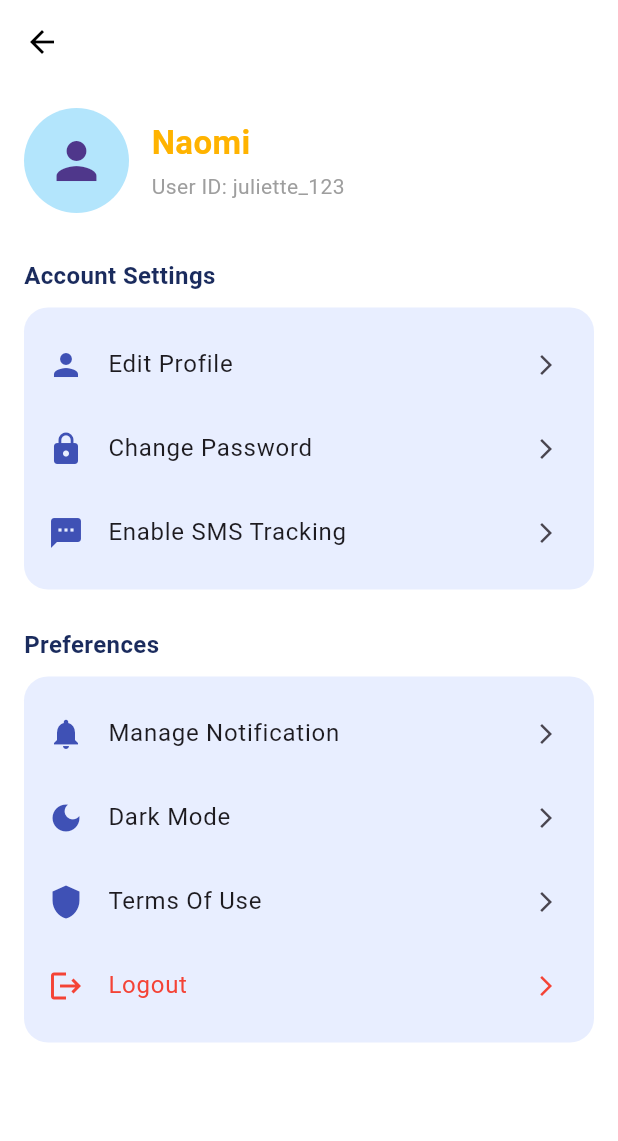
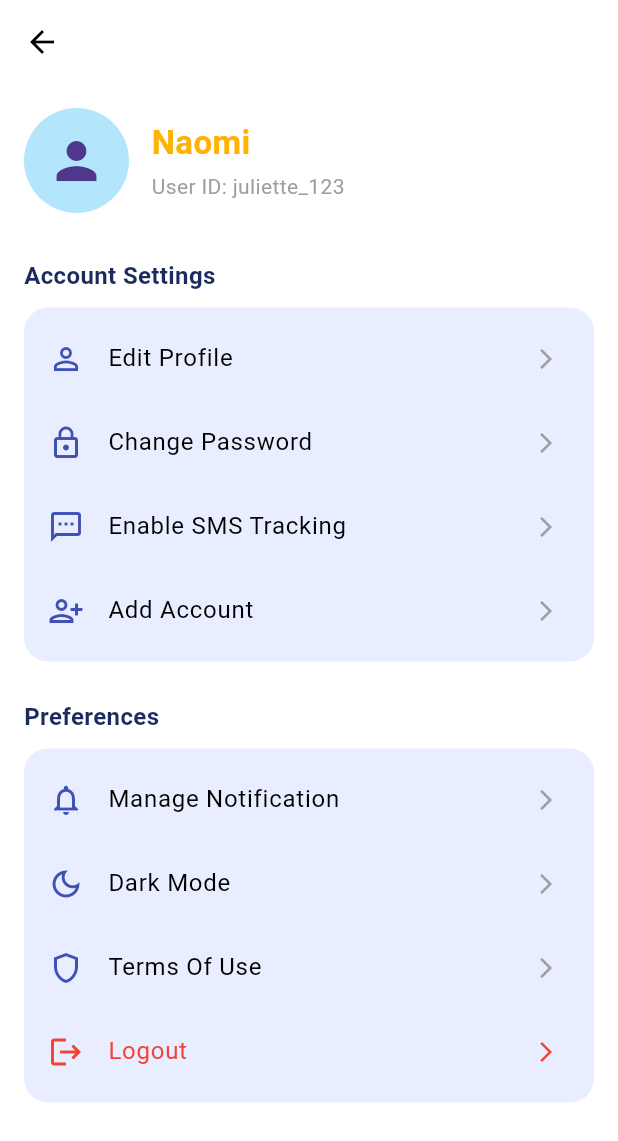
Before and after one commit to FAR-SANA/budget-tracker, a Flutter app: the ProfileScreen screen opened directly, on a phone screen of 412 x 824 dp. Shown: the top 1141 px of the screen. Run offline on Flutter 3.47's test engine with Material 3 defaults, Android fonts, the phone set to English and light mode, and no system bars; our stand-ins replace fl_chart, permission_handler, supabase_flutter; accounts and stored records are empty.

Commit message:
link supabase

```diff
--- a/lib/main.dart
+++ b/lib/main.dart
@@ -1,19 +1,25 @@
 import 'package:flutter/material.dart';
-import 'screens/login_screen.dart';
+import 'package:supabase_flutter/supabase_flutter.dart';
 
-void main() {
-  runApp(const BudgeeApp());
+void main() async {
+  WidgetsFlutterBinding.ensureInitialized();
+
+  await Supabase.initialize(
+    url: 'https://zpfqupnigkvfrjukuquq.supabase.co',
+    anonKey: 'sb_publishable_iTpvGf7x_nu48jJYcc88oA__SWIRoB-',
+  );
+
+  runApp(const MyApp());
 }
 
-class BudgeeApp extends StatelessWidget {
-  const BudgeeApp({super.key});
+class MyApp extends StatelessWidget {
+  const MyApp({super.key});
 
   @override
   Widget build(BuildContext context) {
-    return MaterialApp(
+    return const MaterialApp(
       debugShowCheckedModeBanner: false,
-      title: 'Budgee',
-      home: const LoginScreen(), // ✅ ONLY ONE HOME
+      home: Scaffold(body: Center(child: Text('Supabase Connected ✅'))),
     );
   }
 }
--- a/lib/screens/profile_screen.dart
+++ b/lib/screens/profile_screen.dart
@@ -64,32 +64,12 @@ class ProfileScreen extends StatelessWidget {
             const SizedBox(height: 10),
 
             /// ACCOUNT SETTINGS CARD
-            Container(
-              padding: const EdgeInsets.symmetric(vertical: 10),
-              decoration: BoxDecoration(
-                color: const Color(0xFFE8EEFF),
-                borderRadius: BorderRadius.circular(16),
-              ),
-              child: Column(
-                children: const [
-                  ListTile(
-                    leading: Icon(Icons.person, color: Colors.indigo),
-                    title: Text("Edit Profile"),
-                    trailing: Icon(Icons.arrow_forward_ios, size: 16),
-                  ),
-                  ListTile(
-                    leading: Icon(Icons.lock, color: Colors.indigo),
-                    title: Text("Change Password"),
-                    trailing: Icon(Icons.arrow_forward_ios, size: 16),
-                  ),
-                  ListTile(
-                    leading: Icon(Icons.sms, color: Colors.indigo),
-                    title: Text("Enable SMS Tracking"),
-                    trailing: Icon(Icons.arrow_forward_ios, size: 16),
-                  ),
-                ],
-              ),
-            ),
+            _settingsCard([
+              _settingsItem(Icons.person_outline, "Edit Profile"),
+              _settingsItem(Icons.lock_outline, "Change Password"),
+              _settingsItem(Icons.sms_outlined, "Enable SMS Tracking"),
+              _settingsItem(Icons.person_add_alt, "Add Account"),
+            ]),
 
             const SizedBox(height: 25),
 
@@ -105,44 +85,57 @@ class ProfileScreen extends StatelessWidget {
             const SizedBox(height: 10),
 
             /// PREFERENCES CARD
-            Container(
-              padding: const EdgeInsets.symmetric(vertical: 10),
-              decoration: BoxDecoration(
-                color: const Color(0xFFE8EEFF),
-                borderRadius: BorderRadius.circular(16),
+            _settingsCard([
+              _settingsItem(Icons.notifications_none, "Manage Notification"),
+              _settingsItem(Icons.dark_mode_outlined, "Dark Mode"),
+              _settingsItem(Icons.shield_outlined, "Terms Of Use"),
+              _settingsItem(
+                Icons.logout,
+                "Logout",
+                isLogout: true,
               ),
-              child: Column(
-                children: const [
-                  ListTile(
-                    leading: Icon(Icons.notifications, color: Colors.indigo),
-                    title: Text("Manage Notification"),
-                    trailing: Icon(Icons.arrow_forward_ios, size: 16),
-                  ),
-                  ListTile(
-                    leading: Icon(Icons.dark_mode, color: Colors.indigo),
-                    title: Text("Dark Mode"),
-                    trailing: Icon(Icons.arrow_forward_ios, size: 16),
-                  ),
-                  ListTile(
-                    leading: Icon(Icons.shield, color: Colors.indigo),
-                    title: Text("Terms Of Use"),
-                    trailing: Icon(Icons.arrow_forward_ios, size: 16),
-                  ),
-                  ListTile(
-                    leading: Icon(Icons.logout, color: Colors.red),
-                    title: Text("Logout", style: TextStyle(color: Colors.red)),
-                    trailing: Icon(
-                      Icons.arrow_forward_ios,
-                      size: 16,
-                      color: Colors.red,
-                    ),
-                  ),
-                ],
-              ),
-            ),
+            ]),
           ],
         ),
       ),
     );
   }
+
+  /// SETTINGS CARD CONTAINER
+  Widget _settingsCard(List<Widget> children) {
+    return Container(
+      padding: const EdgeInsets.symmetric(vertical: 6),
+      decoration: BoxDecoration(
+        color: const Color(0xFFE8EEFF),
+        borderRadius: BorderRadius.circular(16),
+      ),
+      child: Column(children : children),
+    );
+  }
+
+  /// INDIVIDUAL ROW
+  Widget _settingsItem(
+    IconData icon,
+    String title, {
+    bool isLogout = false,
+  }) {
+    return ListTile(
+      leading: Icon(
+        icon,
+        color: isLogout ? Colors.red : Colors.indigo,
+      ),
+      title: Text(
+        title,
+        style: TextStyle(
+          color: isLogout ? Colors.red : Colors.black,
+        ),
+      ),
+      trailing: Icon(
+        Icons.arrow_forward_ios,
+        size: 16,
+        color: isLogout ? Colors.red : Colors.grey,
+      ),
+      onTap: () {},
+    );
+  }
 }
```
Also changed, not shown: pubspec.yaml (+5 -2 lines), pubspec.lock, 6 other files.
